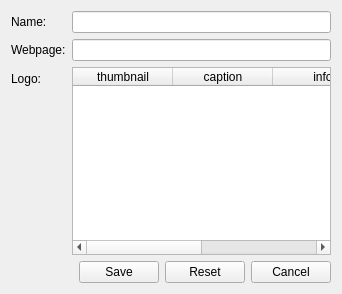
The window that qt/apps/configurator/forms/manufacturer_edit.ui (Wolframe/qtClient) describes before a commit, drawn with Qt 5.
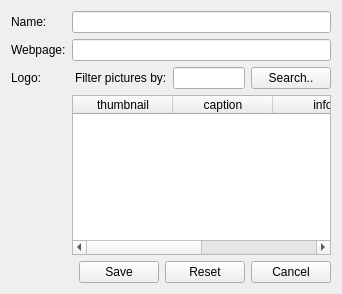
The same window after the commit.

Commit message: added search boxes for tags/pictures in categories/features/manufacturers

```diff
--- a/qt/apps/configurator/forms/manufacturer_edit.ui
+++ b/qt/apps/configurator/forms/manufacturer_edit.ui
@@ -51,16 +51,12 @@
      <property name="text">
       <string>Webpage:</string>
      </property>
-    </widget>
-   </item>
-   <item row="2" column="0">
-    <widget class="QLabel" name="label">
-     <property name="text">
-      <string>Logo:</string>
+     <property name="buddy">
+      <cstring>webPage</cstring>
      </property>
     </widget>
    </item>
-   <item row="2" column="1">
+   <item row="3" column="1">
     <widget class="QTableWidget" name="picture">
      <property name="horizontalScrollBarPolicy">
       <enum>Qt::ScrollBarAsNeeded</enum>
@@ -89,6 +85,9 @@
      <property name="rootelement" stdset="0">
       <string notr="true">picture</string>
      </property>
+     <property name="search" stdset="0">
+      <string notr="true">{search.text}</string>
+     </property>
      <attribute name="horizontalHeaderShowSortIndicator" stdset="0">
       <bool>true</bool>
      </attribute>
@@ -117,7 +116,7 @@
      </column>
     </widget>
    </item>
-   <item row="3" column="0" colspan="2">
+   <item row="4" column="0" colspan="2">
     <layout class="QHBoxLayout" name="horizontalLayout">
      <item>
       <spacer name="horizontalSpacer">
@@ -188,6 +187,56 @@
    <item row="1" column="1">
     <widget class="QLineEdit" name="webPage"/>
    </item>
+   <item row="2" column="1">
+    <layout class="QHBoxLayout" name="horizontalLayout_3">
+     <item>
+      <spacer name="horizontalSpacer_2">
+       <property name="orientation">
+        <enum>Qt::Horizontal</enum>
+       </property>
+       <property name="sizeHint" stdset="0">
+        <size>
+         <width>40</width>
+         <height>20</height>
+        </size>
+       </property>
+      </spacer>
+     </item>
+     <item>
+      <widget class="QLabel" name="label_2">
+       <property name="text">
+        <string>Filter pictures by:</string>
+       </property>
+      </widget>
+     </item>
+     <item>
+      <widget class="QLineEdit" name="search"/>
+     </item>
+     <item>
+      <widget class="QPushButton" name="searchButton">
+       <property name="text">
+        <string>Search..</string>
+       </property>
+       <property name="global.searchState" stdset="0">
+        <string notr="true">{search.state}</string>
+       </property>
+       <property name="action" stdset="0">
+        <string notr="true">picture.reload</string>
+       </property>
+      </widget>
+     </item>
+    </layout>
+   </item>
+   <item row="2" column="0">
+    <widget class="QLabel" name="label">
+     <property name="text">
+      <string>Logo:</string>
+     </property>
+     <property name="buddy">
+      <cstring>picture</cstring>
+     </property>
+    </widget>
+   </item>
   </layout>
  </widget>
  <tabstops>
```
Left out of the diff: 2 changed lines with no effect on the pictures. The commit also changes 6 other files.
